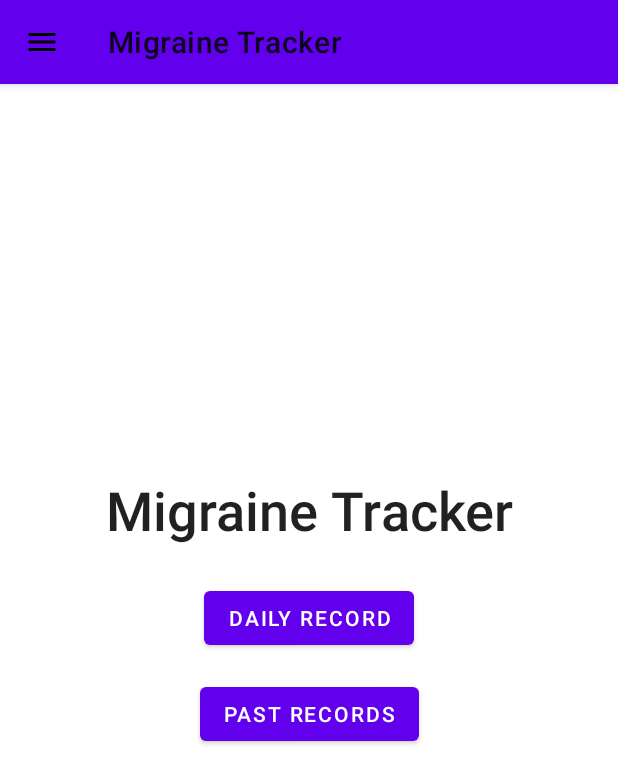
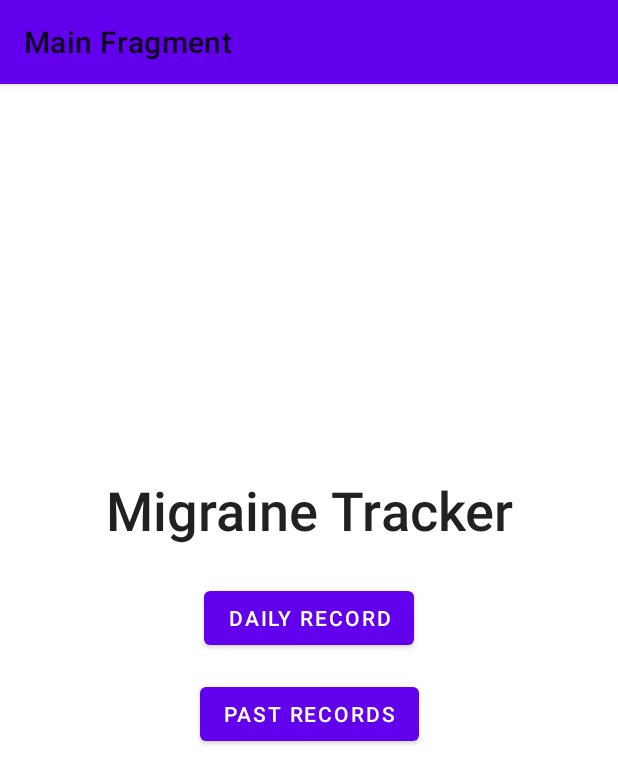
Before and after one commit to RegBl/MigraineTracker, an Android app built with Jetpack Compose: the screen it shows after launch (MainActivity), on a phone screen of 412 x 824 dp. Shown: the top 784 px of the screen. Run offline under Robolectric (Android 15) with nearby library versions, the phone set to English and light mode, and no system bars; our stand-ins replace Room's generated code, data binding, navigation-ui.

Commit message:
Continued setting up navbar

```diff
--- a/app/src/main/java/io/github/regbl/migrainetracker/view/MainActivity.kt
+++ b/app/src/main/java/io/github/regbl/migrainetracker/view/MainActivity.kt
@@ -1,17 +1,36 @@
 package io.github.regbl.migrainetracker.view
 
+import android.os.Bundle
 import androidx.appcompat.app.AppCompatActivity
-import android.os.Bundle
+import androidx.navigation.findNavController
+import androidx.navigation.fragment.NavHostFragment
+import androidx.navigation.ui.AppBarConfiguration
+import androidx.navigation.ui.navigateUp
+import androidx.navigation.ui.setupActionBarWithNavController
 import io.github.regbl.migrainetracker.databinding.ActivityMainBinding
 
 class MainActivity : AppCompatActivity() {
 
     private lateinit var binding: ActivityMainBinding
+    private lateinit var appBarConfiguration: AppBarConfiguration
 
     override fun onCreate(savedInstanceState: Bundle?) {
         super.onCreate(savedInstanceState)
+
         binding = ActivityMainBinding.inflate(layoutInflater)
         val view = binding.root
         setContentView(view)
+        setSupportActionBar(binding.toolbar)
+        val navHostFragment =
+            supportFragmentManager.findFragmentById(binding.navHostFragment.id) as NavHostFragment
+        val navController = navHostFragment.navController
+        appBarConfiguration = AppBarConfiguration(navController.graph)
+        setupActionBarWithNavController(navController, appBarConfiguration)
+    }
+
+    override fun onSupportNavigateUp(): Boolean {
+        val navController = findNavController(binding.navHostFragment.id)
+        return navController.navigateUp(appBarConfiguration)
+                || super.onSupportNavigateUp()
     }
 }
--- a/app/src/main/res/layout/activity_main.xml
+++ b/app/src/main/res/layout/activity_main.xml
@@ -1,21 +1,37 @@
 <?xml version="1.0" encoding="utf-8"?>
-<androidx.constraintlayout.widget.ConstraintLayout xmlns:android="http://schemas.android.com/apk/res/android"
+
+<layout xmlns:android="http://schemas.android.com/apk/res/android"
     xmlns:app="http://schemas.android.com/apk/res-auto"
-    xmlns:tools="http://schemas.android.com/tools"
+    xmlns:tools="http://schemas.android.com/tools">
+
+    <data>
+
+    </data>
+
+    <androidx.coordinatorlayout.widget.CoordinatorLayout
+        android:id="@+id/coordinator_layout"
         android:layout_width="match_parent"
         android:layout_height="match_parent"
-    tools:context=".view.MainActivity">
+        android:fitsSystemWindows="true">
+
+        <androidx.appcompat.widget.Toolbar
+            android:id="@+id/toolbar"
+            android:layout_width="match_parent"
+            android:layout_height="?attr/actionBarSize"
+            android:background="?attr/colorPrimary"
+            android:elevation="4dp"
+            android:theme="@style/ThemeOverlay.AppCompat.ActionBar"
+            app:popupTheme="@style/ThemeOverlay.AppCompat.Light"
+            />
 
         <androidx.fragment.app.FragmentContainerView
             android:id="@+id/nav_host_fragment"
             android:name="androidx.navigation.fragment.NavHostFragment"
-        android:layout_width="0dp"
-        android:layout_height="0dp"
-        app:layout_constraintLeft_toLeftOf="parent"
-        app:layout_constraintRight_toRightOf="parent"
-        app:layout_constraintTop_toTopOf="parent"
-        app:layout_constraintBottom_toBottomOf="parent"
+            android:layout_width="match_parent"
+            android:layout_height="match_parent"
             app:defaultNavHost="true"
             app:navGraph="@navigation/nav_graph" />
 
-</androidx.constraintlayout.widget.ConstraintLayout>
+    </androidx.coordinatorlayout.widget.CoordinatorLayout>
+
+</layout>
--- a/app/src/main/res/layout/fragment_main.xml
+++ b/app/src/main/res/layout/fragment_main.xml
@@ -14,23 +14,6 @@
         android:layout_width="match_parent"
         android:layout_height="match_parent"
         tools:context=".view.MainFragment">
-
-        <com.google.android.material.appbar.AppBarLayout
-            android:id="@+id/app_bar"
-            android:layout_width="match_parent"
-            android:layout_height="wrap_content"
-            app:layout_constraintTop_toTopOf="parent"
-            android:fitsSystemWindows="true">
-
-            <com.google.android.material.appbar.MaterialToolbar
-                android:id="@+id/toolbar"
-                android:layout_width="match_parent"
-                android:layout_height="?attr/actionBarSize"
-                app:title="@string/app_name"
-                app:navigationIcon="@drawable/ic_baseline_menu_24"
-                app:popupTheme="@style/ThemeOverlay.AppCompat.Dark" />
-
-        </com.google.android.material.appbar.AppBarLayout>
 
         <TextView
             android:id="@+id/text_app_label"
--- a/app/src/main/res/layout/fragment_past_records.xml
+++ b/app/src/main/res/layout/fragment_past_records.xml
@@ -7,7 +7,7 @@
 
     </data>
 
-    <FrameLayout
+    <androidx.coordinatorlayout.widget.CoordinatorLayout
         android:layout_width="match_parent"
         android:layout_height="match_parent"
         tools:context=".view.PastRecordsFragment">
@@ -20,5 +20,5 @@
             tools:listitem="@layout/past_record_list_item"
             />
 
-    </FrameLayout>
+    </androidx.coordinatorlayout.widget.CoordinatorLayout>
 </layout>
```
Lines whose indentation alone changed are shown as unchanged.
